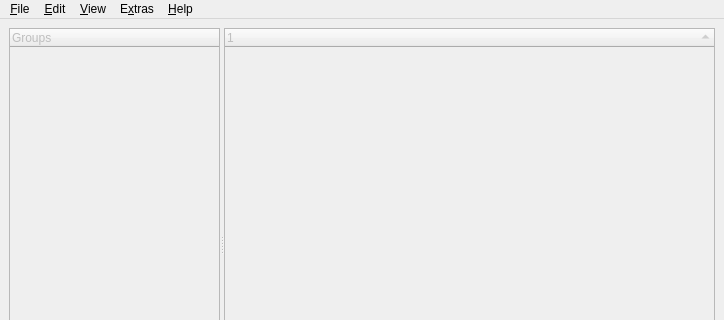
Before: the Qt Designer form src/forms/MainWindow.ui in diorcety/KeePassX, drawn with Qt 5; both pictures show x 0 to 724 and y 0 to 320 of the 724 by 468 pixel window.
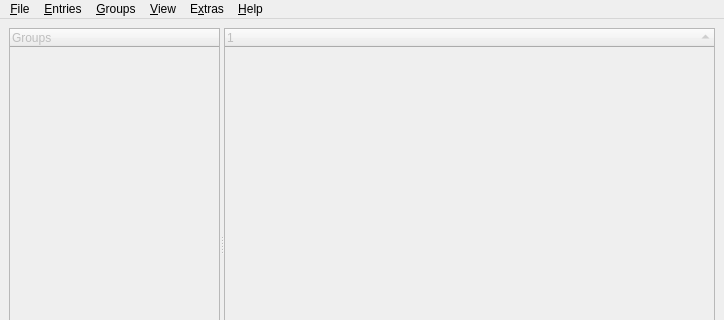
After: the same form once the commit is applied. Custom widgets are drawn as their Qt base class.

Patch:
```diff
--- a/src/forms/MainWindow.ui
+++ b/src/forms/MainWindow.ui
@@ -114,25 +114,25 @@
     </item>
    </layout>
   </widget>
-  <widget class="QMenuBar" name="menuBar" >
-   <property name="geometry" >
+  <widget class="QMenuBar" name="menuBar">
+   <property name="geometry">
     <rect>
      <x>0</x>
      <y>0</y>
      <width>724</width>
-     <height>29</height>
+     <height>24</height>
     </rect>
    </property>
-   <widget class="QMenu" name="menuHilfe" >
-    <property name="title" >
+   <widget class="QMenu" name="menuHelp">
+    <property name="title">
      <string>&amp;Help</string>
     </property>
     <addaction name="HelpHandbookAction" />
     <addaction name="separator" />
     <addaction name="HelpAboutAction" />
    </widget>
-   <widget class="QMenu" name="menuDatei" >
-    <property name="title" >
+   <widget class="QMenu" name="menuFile">
+    <property name="title">
      <string>&amp;File</string>
     </property>
     <widget class="QMenu" name="menuExport" >
@@ -167,9 +167,9 @@
     <addaction name="FileUnLockWorkspaceAction" />
     <addaction name="FileExitAction" />
    </widget>
-   <widget class="QMenu" name="menuBearbeiten" >
-    <property name="title" >
-     <string>&amp;Edit</string>
+   <widget class="QMenu" name="menuEntries">
+    <property name="title">
+     <string>&amp;Entries</string>
     </property>
     <addaction name="EditNewGroupAction" />
     <addaction name="EditNewSubgroupAction" />
@@ -191,8 +191,8 @@
     <addaction name="EditSearchAction" />
     <addaction name="EditGroupSearchAction" />
    </widget>
-   <widget class="QMenu" name="ViewMenu" >
-    <property name="title" >
+   <widget class="QMenu" name="ViewMenu">
+    <property name="title">
      <string>&amp;View</string>
     </property>
     <widget class="QMenu" name="menuTool_Button_Sizes" >
@@ -230,8 +230,8 @@
     <addaction name="menuColumns" />
     <addaction name="menuTool_Button_Sizes" />
    </widget>
-   <widget class="QMenu" name="menuExtras" >
-    <property name="title" >
+   <widget class="QMenu" name="menuExtras">
+    <property name="title">
      <string>E&amp;xtras</string>
     </property>
     <addaction name="ExtrasPasswordGenAction" />
@@ -240,11 +240,22 @@
     <addaction name="separator" />
     <addaction name="ExtrasSettingsAction" />
    </widget>
-   <addaction name="menuDatei" />
-   <addaction name="menuBearbeiten" />
-   <addaction name="ViewMenu" />
-   <addaction name="menuExtras" />
-   <addaction name="menuHilfe" />
+   <widget class="QMenu" name="menuGroups">
+    <property name="title">
+     <string>&amp;Groups</string>
+    </property>
+    <addaction name="EditNewGroupAction"/>
+    <addaction name="EditNewSubgroupAction"/>
+    <addaction name="EditEditGroupAction"/>
+    <addaction name="EditDeleteGroupAction"/>
+    <addaction name="EditGroupSortAction"/>
+   </widget>
+   <addaction name="menuFile"/>
+   <addaction name="menuEntries"/>
+   <addaction name="menuGroups"/>
+   <addaction name="ViewMenu"/>
+   <addaction name="menuExtras"/>
+   <addaction name="menuHelp"/>
   </widget>
   <action name="ManageBookmarksAction" >
    <property name="text" >
```
Left out of the diff: 504 changed lines with no effect on the pictures.
